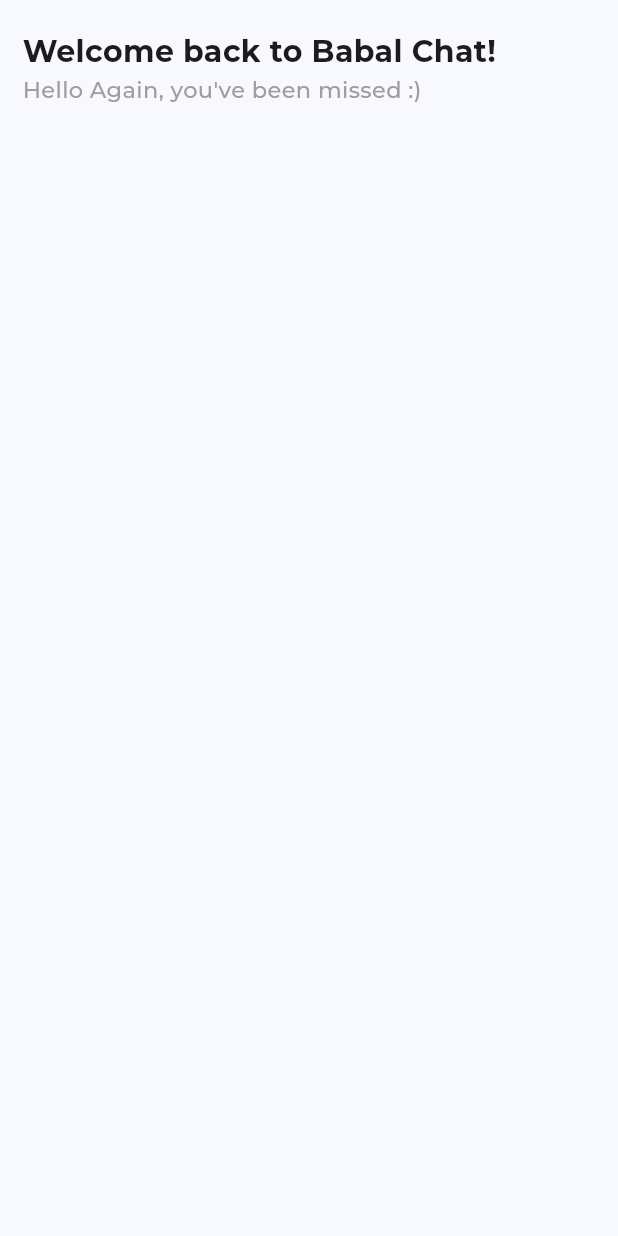
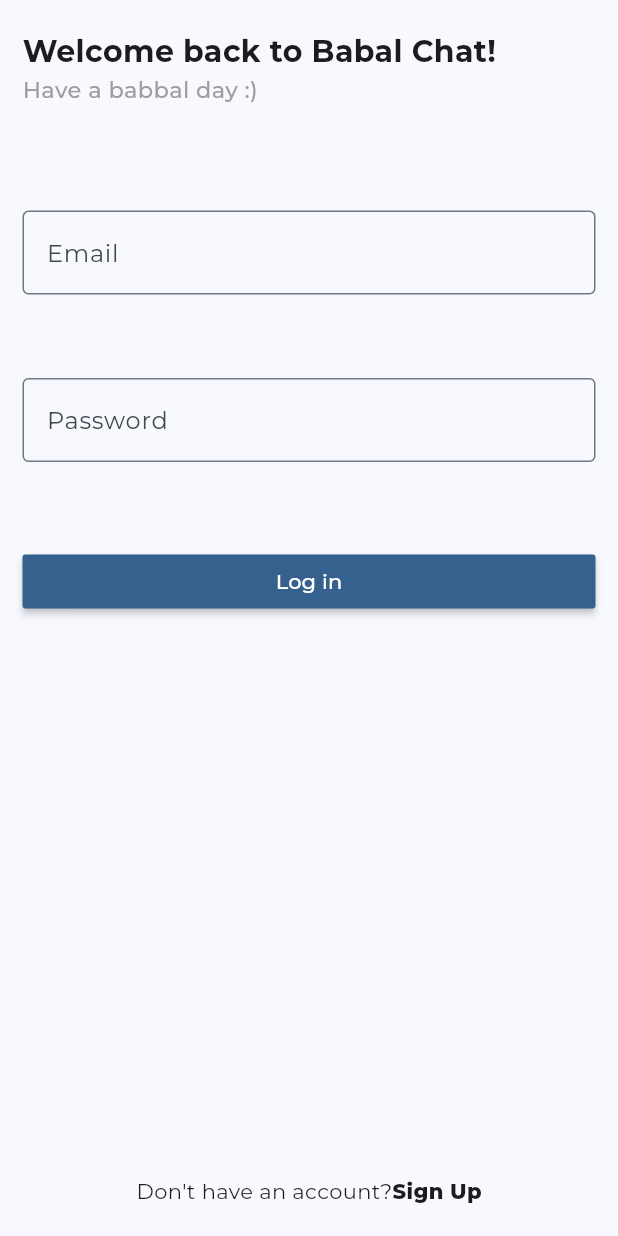
Before and after one commit to Prastuti-Adhikari/babal_chat, a Flutter app: the screen it shows after launch, on a phone screen of 412 x 824 dp. Run offline on Flutter 3.47's test engine with Material 3 defaults, Android fonts, the phone set to English and light mode, and no system bars; our stand-ins replace firebase_analytics, firebase_core, google_fonts; accounts and stored records are empty.

Commit message:
added login button to the UI

```diff
--- a/lib/pages/login_page.dart
+++ b/lib/pages/login_page.dart
@@ -1,3 +1,4 @@
+import 'package:babal_chat/widgets/custom_form_field.dart';
 import 'package:flutter/material.dart';
 
 class LoginPage extends StatefulWidget {
@@ -11,6 +12,7 @@
   @override
   Widget build(BuildContext context) {
     return Scaffold(
+      resizeToAvoidBottomInset: false,
       body: _buildUI(),
       );
   }
@@ -24,6 +26,8 @@
         child: Column(
           children: [
           _headerText(),
+          _loginForm(),
+          _createAnAccountLink(),
         ],
         )
         ),
@@ -46,15 +50,75 @@
             ),
           ),
           Text(
-            "Hello Again, you've been missed :)",
+            "Have a babbal day :)",
               style: TextStyle(
               fontSize: 15,
               fontWeight: FontWeight.w500,
-              color: Colors.grey,
+              color: Colors.grey
             ),
             ),
       ],
       ),
     );
   }
-}
+
+  Widget _loginForm() {
+    return Container(
+      height: MediaQuery.sizeOf(context).height * 0.40,
+      margin: EdgeInsets.symmetric(
+        vertical: MediaQuery.sizeOf(context).height * 0.05,
+      ),
+        child: Form(
+          child: Column(
+            mainAxisSize: MainAxisSize.max,
+            mainAxisAlignment: MainAxisAlignment.spaceEvenly,
+            crossAxisAlignment: CrossAxisAlignment.center,
+            children: [
+              CustomFormField(
+                height: MediaQuery.sizeOf(context).height * 0.1,
+                hintText: "Email",
+                ),
+               CustomFormField(
+                height: MediaQuery.sizeOf(context).height * 0.1,
+                hintText: "Password",
+                ),
+                _loginButton(),
+            ],
+          ),
+          ),
+    );
+  }
+
+    Widget _loginButton() {
+      return SizedBox(
+        width: MediaQuery.sizeOf(context).width,
+        child: MaterialButton(
+          onPressed: () {},
+          color: Theme.of(context).colorScheme.primary,
+          child: const Text(
+            "Log in",
+            style: TextStyle(
+              color: Colors.white,
+            ),
+          ),
+          ),
+      );
+    }
+
+    Widget _createAnAccountLink() {
+      return const Expanded( child: Row(
+         mainAxisSize: MainAxisSize.max,
+          mainAxisAlignment: MainAxisAlignment.center,
+          crossAxisAlignment: CrossAxisAlignment.end,
+        children: [
+         Text("Don't have an account?"),
+         Text(
+          "Sign Up",
+          style: TextStyle(
+            fontWeight: FontWeight.w800,
+          ),
+        ),
+        ],
+      ));
+    }
+  }
--- a/lib/widgets/custom_form_field.dart
+++ b/lib/widgets/custom_form_field.dart
@@ -1,10 +1,24 @@
 import 'package:flutter/material.dart';
 
 class CustomFormField extends StatelessWidget {
-  const CustomFormField({super.key});
+final String hintText;
+final double height;
+
+  const CustomFormField({super.key,
+  required this.hintText,
+  required this.height,
+  });
 
   @override
   Widget build(BuildContext context) {
-    return TextFormField();
+    return SizedBox(
+      height: height,
+      child: TextFormField(
+        decoration: InputDecoration(
+          hintText: hintText,
+          border: const OutlineInputBorder(),
+          ),
+      ),
+    );
   }
 }
```
